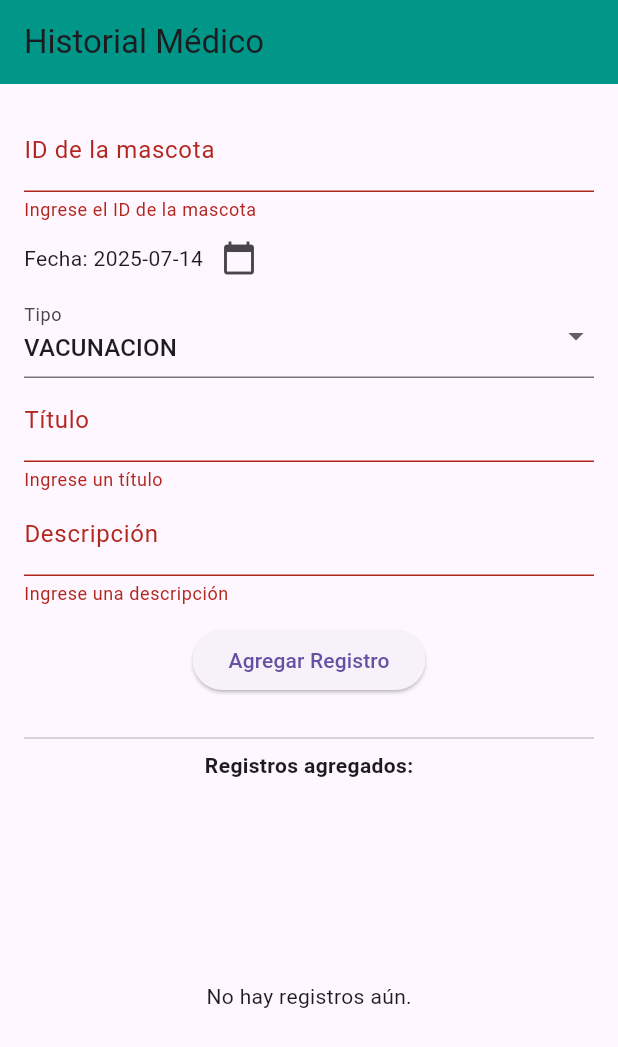
After one commit to dixogc/PatitasCare, a Flutter app: the HistorialMedicoPage screen opened directly, after a tap on "Agregar Registro", on a phone screen of 412 x 824 dp. The commit adds this screen. Shown: the top 1047 px of the screen. Run offline on Flutter 3.47's test engine with Material 3 defaults, Android fonts, the phone set to English and light mode, and no system bars; our stand-ins replace flutter_local_notifications, flutter_map, geolocator, latlong2, permission_handler, shared_preferences and 2 more; accounts and stored records are empty.

Commit message:
Actializacion de historial medico con token

```diff
--- /dev/null
+++ b/lib/historial_medico_page.dart
@@ -0,0 +1,184 @@
+import 'package:flutter/material.dart';
+import 'package:intl/intl.dart';
+import 'auth_service.dart';
+
+class HistorialMedicoPage extends StatefulWidget {
+  const HistorialMedicoPage({super.key});
+
+  @override
+  _HistorialMedicoPageState createState() => _HistorialMedicoPageState();
+}
+
+class _HistorialMedicoPageState extends State<HistorialMedicoPage> {
+  final _formKey = GlobalKey<FormState>();
+  final TextEditingController _mascotaIdController = TextEditingController();
+  final TextEditingController _titleController = TextEditingController();
+  final TextEditingController _descriptionController = TextEditingController();
+
+  DateTime _selectedDate = DateTime.now();
+  String _selectedTipo = 'VACUNACION';
+
+  List<Map<String, dynamic>> _registros = [];
+
+  final List<String> tipos = [
+    'VACUNACION',
+    'CIRUGIA',
+    'DESPARASITACION',
+    'OTRO',
+  ];
+
+  Future<void> _addRecord() async {
+    if (_formKey.currentState!.validate()) {
+      final formattedDate = DateFormat('yyyy-MM-dd').format(_selectedDate);
+
+      final newRecord = {
+        'mascotaId': _mascotaIdController.text.trim(),
+        'fecha': formattedDate,
+        'titulo': _titleController.text.trim(),
+        'descripcion': _descriptionController.text.trim(),
+        'tipo': _selectedTipo,
+      };
+
+      try {
+        final response = await AuthService.authenticatedPost(
+          'https://patitas-care.onrender.com/historial-medico',
+          body: newRecord,
+        );
+
+        if (response.statusCode == 201) {
+          setState(() {
+            _registros.add(newRecord);
+            _mascotaIdController.clear();
+            _titleController.clear();
+            _descriptionController.clear();
+            _selectedTipo = 'VACUNACION';
+            _selectedDate = DateTime.now();
+          });
+          ScaffoldMessenger.of(context).showSnackBar(
+            const SnackBar(content: Text('Registro agregado con éxito')),
+          );
+        } else {
+          print('Error al guardar en backend: ${response.body}');
+          ScaffoldMessenger.of(context).showSnackBar(
+            SnackBar(content: Text('Error al guardar: ${response.body}')),
+          );
+        }
+      } catch (e) {
+        print('Excepción al guardar: $e');
+        ScaffoldMessenger.of(
+          context,
+        ).showSnackBar(SnackBar(content: Text('Error: $e')));
+      }
+    }
+  }
+
+  Future<void> _pickDate() async {
+    final picked = await showDatePicker(
+      context: context,
+      initialDate: _selectedDate,
+      firstDate: DateTime(2000),
+      lastDate: DateTime(2100),
+    );
+    if (picked != null) {
+      setState(() {
+        _selectedDate = picked;
+      });
+    }
+  }
+
+  @override
+  Widget build(BuildContext context) {
+    return Scaffold(
+      appBar: AppBar(
+        title: const Text('Historial Médico'),
+        backgroundColor: Colors.teal,
+      ),
+      body: Padding(
+        padding: const EdgeInsets.all(16),
+        child: Column(
+          children: [
+            Form(
+              key: _formKey,
+              child: Column(
+                children: [
+                  TextFormField(
+                    controller: _mascotaIdController,
+                    decoration: const InputDecoration(
+                      labelText: 'ID de la mascota',
+                    ),
+                    validator: (value) =>
+                        value!.isEmpty ? 'Ingrese el ID de la mascota' : null,
+                  ),
+                  Row(
+                    children: [
+                      Text(
+                        'Fecha: ${DateFormat('yyyy-MM-dd').format(_selectedDate)}',
+                      ),
+                      IconButton(
+                        icon: const Icon(Icons.calendar_today),
+                        onPressed: _pickDate,
+                      ),
+                    ],
+                  ),
+                  DropdownButtonFormField<String>(
+                    value: _selectedTipo,
+                    items: tipos.map((tipo) {
+                      return DropdownMenuItem(value: tipo, child: Text(tipo));
+                    }).toList(),
+                    onChanged: (value) {
+                      setState(() {
+                        _selectedTipo = value!;
+                      });
+                    },
+                    decoration: const InputDecoration(labelText: 'Tipo'),
+                  ),
+                  TextFormField(
+                    controller: _titleController,
+                    decoration: const InputDecoration(labelText: 'Título'),
+                    validator: (value) =>
+                        value!.isEmpty ? 'Ingrese un título' : null,
+                  ),
+                  TextFormField(
+                    controller: _descriptionController,
+                    decoration: const InputDecoration(labelText: 'Descripción'),
+                    validator: (value) =>
+                        value!.isEmpty ? 'Ingrese una descripción' : null,
+                  ),
+                  const SizedBox(height: 12),
+                  ElevatedButton(
+                    onPressed: _addRecord,
+                    child: const Text('Agregar Registro'),
+                  ),
+                ],
+              ),
+            ),
+            const SizedBox(height: 20),
+            const Divider(),
+            const Text(
+              'Registros agregados:',
+              style: TextStyle(fontWeight: FontWeight.bold),
+            ),
+            Expanded(
+              child: _registros.isEmpty
+                  ? const Center(child: Text('No hay registros aún.'))
+                  : ListView.builder(
+                      itemCount: _registros.length,
+                      itemBuilder: (context, index) {
+                        final record = _registros[index];
+                        return Card(
+                          child: ListTile(
+                            title: Text(record['titulo']),
+                            subtitle: Text(
+                              'Fecha: ${record['fecha']}\nTipo: ${record['tipo']}\nMascota ID: ${record['mascotaId']}\n${record['descripcion']}',
+                            ),
+                          ),
+                        );
+                      },
+                    ),
+            ),
+          ],
+        ),
+      ),
+    );
+  }
+}
--- a/lib/inicio_page.dart
+++ b/lib/inicio_page.dart
@@ -1,5 +1,6 @@
 import 'package:flutter/material.dart';
 import 'package:patitas_care/calendario.dart';
+import 'package:patitas_care/historial_medico_page.dart';
 import 'package:patitas_care/lista_de_mascotas.dart';
 import 'package:patitas_care/veterinarias_mapa_page.dart';
 
@@ -114,7 +115,9 @@ class HomePage extends StatelessWidget {
                     yellow,
                     () => Navigator.pushReplacement(
                       context,
-                      MaterialPageRoute(builder: (context) => const NotificacionCalendarPage()),
+                      MaterialPageRoute(
+                        builder: (context) => const NotificacionCalendarPage(),
+                      ),
                     ),
                   ),
                   _buildTile(
@@ -124,9 +127,12 @@ class HomePage extends StatelessWidget {
                     yellow,
                     () => Navigator.pushReplacement(
                       context,
-                      MaterialPageRoute(builder: (context) => const VeterinariasMapaPage()),
+                      MaterialPageRoute(
+                        builder: (context) => HistorialMedicoPage(),
+                      ),
                     ),
                   ),
+
                   _buildTile(
                     context,
                     'Mapa',
@@ -134,7 +140,9 @@ class HomePage extends StatelessWidget {
                     purple,
                     () => Navigator.pushReplacement(
                       context,
-                      MaterialPageRoute(builder: (context) => const VeterinariasMapaPage()),
+                      MaterialPageRoute(
+                        builder: (context) => const VeterinariasMapaPage(),
+                      ),
                     ),
                   ),
                 ],
@@ -146,7 +154,13 @@ class HomePage extends StatelessWidget {
     );
   }
 
-  Widget _buildTile(BuildContext context, String title, IconData icon, Color color, VoidCallback onTap) {
+  Widget _buildTile(
+    BuildContext context,
+    String title,
+    IconData icon,
+    Color color,
+    VoidCallback onTap,
+  ) {
     return GestureDetector(
       onTap: onTap,
       child: Container(
--- a/pubspec.yaml
+++ b/pubspec.yaml
@@ -42,6 +42,7 @@ dependencies:
   permission_handler: ^11.2.0
   url_launcher: ^6.2.4
   cupertino_icons: ^1.0.8
+  intl: ^0.19.0
 
 
 dev_dependencies:
```
Also changed, not shown: pubspec.lock.
